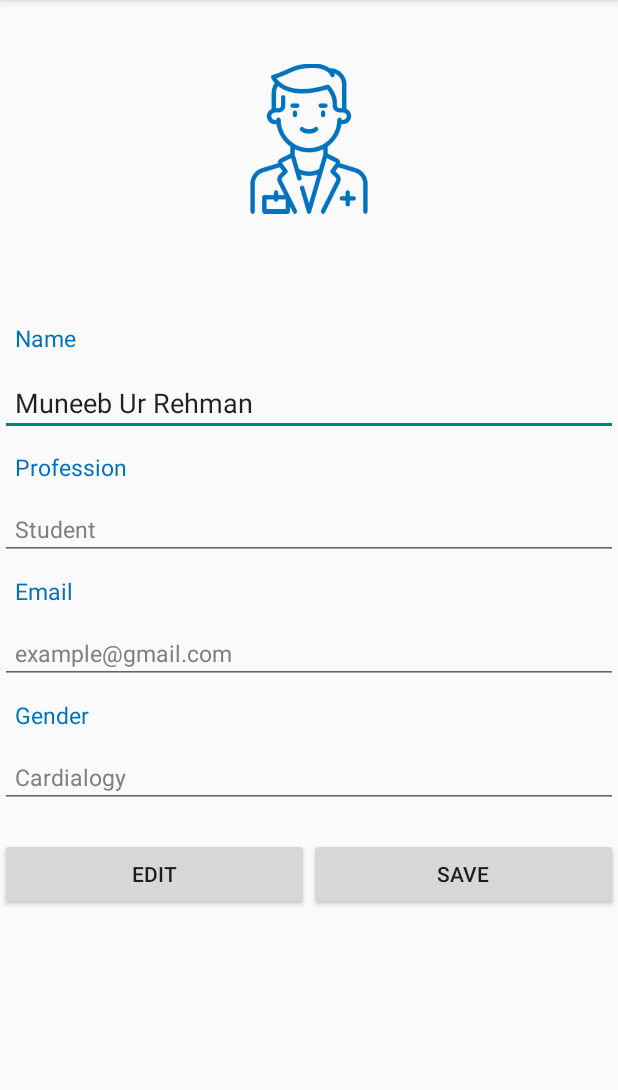
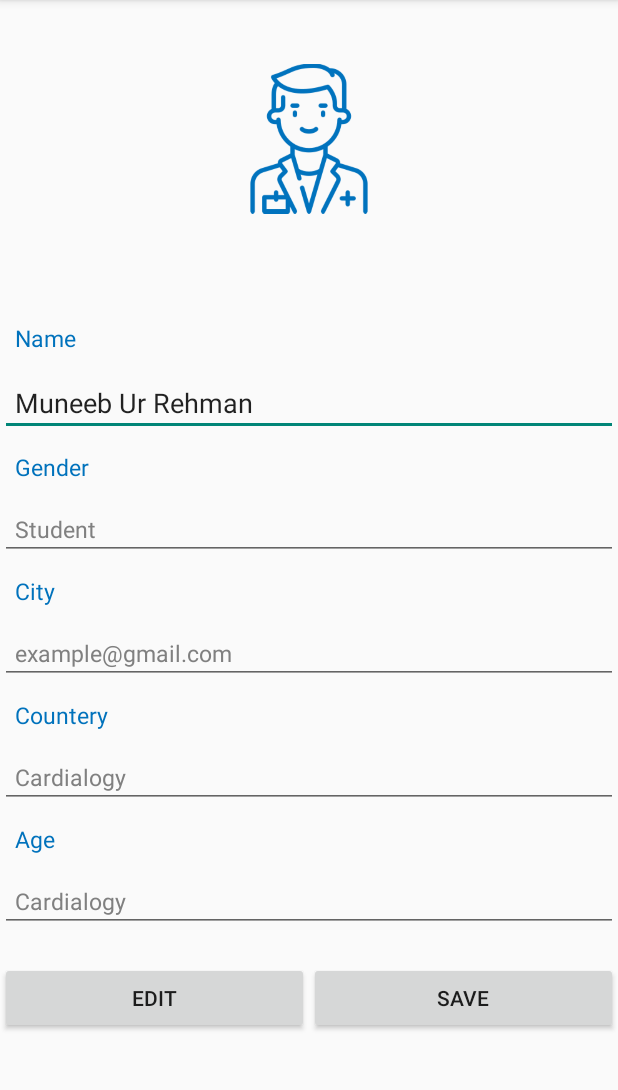
Before and after one commit to Raafay76642/GoodDocter3.3, an Android app: the Profile screen opened directly, with no data from a screen before it, after a tap on "EDIT", on a phone screen of 412 x 824 dp, the part 84-1174 px from its top. Run offline under Robolectric (Android 15) with nearby library versions, the phone set to English and light mode, and no system bars.

```diff
--- a/app/build.gradle
+++ b/app/build.gradle
@@ -33,6 +33,7 @@ dependencies {
     implementation 'com.android.support:support-v4:27.1.1'
     implementation 'com.google.firebase:firebase-auth:16.2.0'
 
+    implementation 'com.google.firebase:firebase-database:16.0.1'
     androidTestImplementation('com.android.support.test.espresso:espresso-core:2.2.2', {
         exclude group: 'com.android.support', module: 'support-annotations'
     })
--- a/app/src/main/AndroidManifest.xml
+++ b/app/src/main/AndroidManifest.xml
@@ -6,7 +6,7 @@
     <uses-permission android:name="android.permission.ACCESS_NETWORK_STATE" />
     <uses-permission android:name="android.permission.RECORD_AUDIO" />
     <uses-permission android:name="android.permission.MODIFY_AUDIO_SETTINGS" />
-    <uses-permission android:name="android.permission.CAMERA"/>
+    <uses-permission android:name="android.permission.CAMERA" />
     <uses-permission android:name="android.permission.READ_PHONE_STATE" />
 
     <application
@@ -16,6 +16,7 @@
         android:roundIcon="@mipmap/ic_launcher_round"
         android:supportsRtl="true"
         android:theme="@style/AppTheme">
+        <activity android:name=".userProfile"></activity>
         <activity android:name=".Profile" />
         <activity android:name=".Apntments" />
         <activity android:name=".MainActivity">
--- a/app/src/main/java/com/example/aser/gooddocter001/Profile.java
+++ b/app/src/main/java/com/example/aser/gooddocter001/Profile.java
@@ -8,63 +8,64 @@ import android.view.WindowManager;
 import android.widget.EditText;
 
 public class Profile extends AppCompatActivity {
+    EditText name,gender,city,country,age;
 
     @Override
     protected void onCreate(Bundle savedInstanceState) {
         super.onCreate(savedInstanceState);
         setContentView(R.layout.activity_profile);
+        name = findViewById(R.id.name);
+        gender = findViewById(R.id.gender);
+        city = findViewById(R.id.city);
+        country = findViewById(R.id.countery);
+        age = findViewById(R.id.age);
         uneditable();
-        getWindow().setSoftInputMode(
-                WindowManager.LayoutParams.SOFT_INPUT_STATE_ALWAYS_HIDDEN);
+        getWindow().setSoftInputMode(WindowManager.LayoutParams.SOFT_INPUT_STATE_ALWAYS_HIDDEN);
+
     }
-    public void openChooseSpeciality(View view)
+
+
+    public void addProfile(View view)
     {
-        Intent intentdocter = new Intent(this, ChooseSpeciality.class);
-        startActivity(intentdocter);
+        String Name = name.getText().toString();
+        String Gender = gender.getText().toString();
+        String City = city.getText().toString();
+        String Country = country.getText().toString();
+        String Age = age.getText().toString();
+
     }
+
+
+
+
 
     public void uneditable()
     {
-        EditText ename = findViewById(R.id.name);
-        EditText eprof = findViewById(R.id.profession);
-        EditText email = findViewById(R.id.email);
-        EditText epassword = findViewById(R.id.password);
-        ename.setEnabled(false);
-        eprof.setEnabled(false);
-        email.setEnabled(false);
-        epassword.setEnabled(false);
+        name.setEnabled(false);
+        gender.setEnabled(false);
+        city.setEnabled(false);
+        country.setEnabled(false);
+        age.setEnabled(false);
     }
     public void uneditable(View view)
     {
-        EditText ename = findViewById(R.id.name);
-        EditText eprof = findViewById(R.id.profession);
-        EditText email = findViewById(R.id.email);
-        EditText epassword = findViewById(R.id.password);
-        ename.setEnabled(false);
-        eprof.setEnabled(false);
-        email.setEnabled(false);
-        epassword.setEnabled(false);
+
+        name.setEnabled(false);
+        gender.setEnabled(false);
+        city.setEnabled(false);
+        country.setEnabled(false);
+        age.setEnabled(false);
     }
     public void editable(View view)
     {
-        EditText ename = findViewById(R.id.name);
-        EditText eprof = findViewById(R.id.profession);
-        EditText email = findViewById(R.id.email);
-        EditText epassword = findViewById(R.id.password);
-        ename.setEnabled(true);
-        eprof.setEnabled(true);
-        email.setEnabled(true);
-        epassword.setEnabled(true);
-    }
-    public void open_homepage(){
-        Intent intentdocter = new Intent(this, homepage.class);
-        startActivity(intentdocter);
-
+        name.setEnabled(true);
+        gender.setEnabled(true);
+        city.setEnabled(true);
+        country.setEnabled(true);
+        age.setEnabled(true);
     }
 
-    @Override
-    public void onBackPressed() {
-        open_homepage();
-        super.onBackPressed();
-    }
+
+
+
 }
--- a/app/src/main/res/layout/activity_profile.xml
+++ b/app/src/main/res/layout/activity_profile.xml
@@ -55,20 +55,18 @@
                     android:padding="10dp"
                     android:paddingLeft="15dp"
                     android:text="Muneeb Ur Rehman"
-
-
                     />
                 <TextView
                     android:layout_width="match_parent"
                     android:layout_height="wrap_content"
-                    android:text="Profession"
+                    android:text="Gender"
                     android:textColor="@color/blue"
                     android:paddingLeft="15dp"
                     android:padding="10dp"
                     android:textSize="15sp" />
 
                 <EditText
-                    android:id="@+id/profession"
+                    android:id="@+id/gender"
                     android:layout_width="match_parent"
                     android:layout_height="wrap_content"
                     android:inputType="none"
@@ -80,14 +78,14 @@
                 <TextView
                     android:layout_width="match_parent"
                     android:layout_height="wrap_content"
-                    android:text="Email"
+                    android:text="City"
                     android:textColor="@color/blue"
                     android:paddingLeft="15dp"
                     android:padding="10dp"
                     android:textSize="15sp" />
 
                 <EditText
-                    android:id="@+id/email"
+                    android:id="@+id/city"
                     android:layout_width="match_parent"
                     android:layout_height="wrap_content"
                     android:inputType="none"
@@ -99,14 +97,33 @@
                 <TextView
                     android:layout_width="match_parent"
                     android:layout_height="wrap_content"
-                    android:text="Gender"
+                    android:text="Countery"
                     android:textColor="@color/blue"
                     android:paddingLeft="15dp"
                     android:padding="10dp"
                     android:textSize="15sp" />
 
                 <EditText
-                    android:id="@+id/password"
+                    android:id="@+id/countery"
+                    android:layout_width="match_parent"
+                    android:layout_height="wrap_content"
+                    android:inputType="none"
+                    android:padding="10dp"
+                    android:paddingLeft="15dp"
+                    android:text="Cardialogy"
+                    android:textColor="#808080"
+                    android:textSize="15sp" />
+                <TextView
+                    android:layout_width="match_parent"
+                    android:layout_height="wrap_content"
+                    android:text="Age"
+                    android:textColor="@color/blue"
+                    android:paddingLeft="15dp"
+                    android:padding="10dp"
+                    android:textSize="15sp" />
+
+                <EditText
+                    android:id="@+id/age"
                     android:layout_width="match_parent"
                     android:layout_height="wrap_content"
                     android:inputType="none"
--- a/app/src/main/res/layout/activity_sign_up.xml
+++ b/app/src/main/res/layout/activity_sign_up.xml
@@ -104,5 +104,6 @@
             android:onClick="opensignin"
             />
 </LinearLayout>
+
 </LinearLayout>
 </LinearLayout>
```
Also changed, not shown: app/src/main/java/com/example/aser/gooddocter001/ProfileModel.java (added, +57 -0 lines), app/src/main/res/layout/activity_homepage.xml (+10 -0 lines), app/src/main/res/layout/activity_main.xml (+13 -13 lines), 1 other file.
